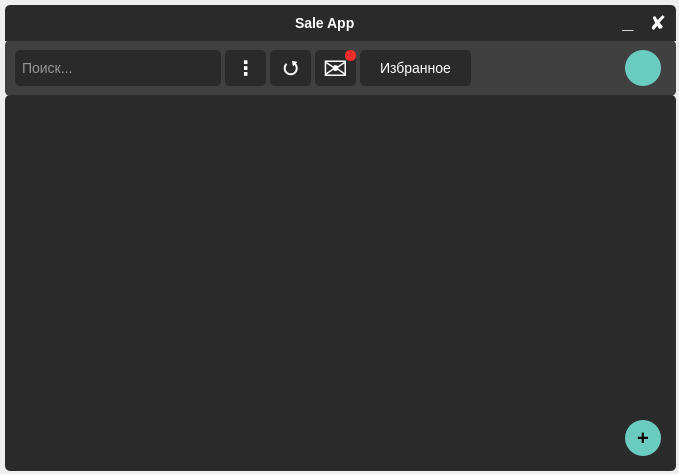
The window that autorization_mainwindow/autorization_mainwindow.ui (b0shka/selling_apps) describes before a commit, drawn with Qt 5.
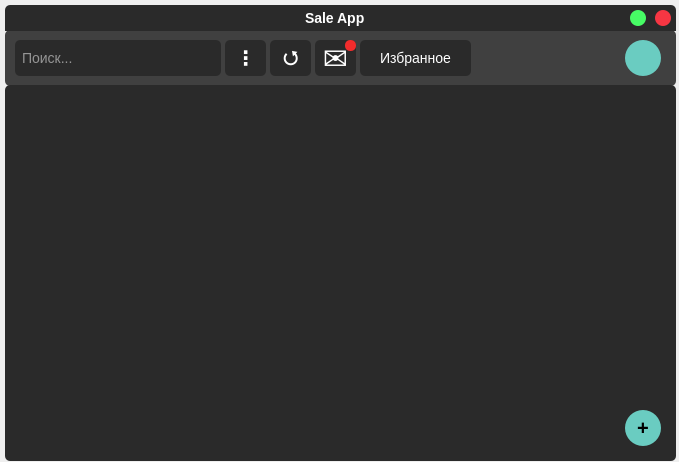
The same window after the commit.

```diff
--- a/autorization_mainwindow/autorization_mainwindow.ui
+++ b/autorization_mainwindow/autorization_mainwindow.ui
@@ -7,19 +7,19 @@
     <x>0</x>
     <y>0</y>
     <width>679</width>
-    <height>474</height>
+    <height>462</height>
    </rect>
   </property>
   <property name="minimumSize">
    <size>
-    <width>668</width>
-    <height>428</height>
+    <width>679</width>
+    <height>462</height>
    </size>
   </property>
   <property name="maximumSize">
    <size>
-    <width>5435235</width>
-    <height>16777215</height>
+    <width>679</width>
+    <height>462</height>
    </size>
   </property>
   <property name="windowTitle">
@@ -31,13 +31,13 @@
      <x>0</x>
      <y>0</y>
      <width>681</width>
-     <height>471</height>
+     <height>466</height>
     </rect>
    </property>
    <property name="minimumSize">
     <size>
      <width>681</width>
-     <height>471</height>
+     <height>2</height>
     </size>
    </property>
    <property name="maximumSize">
@@ -63,7 +63,7 @@
     <property name="geometry">
      <rect>
       <x>5</x>
-      <y>40</y>
+      <y>30</y>
       <width>671</width>
       <height>56</height>
      </rect>
@@ -318,7 +318,7 @@
     <property name="geometry">
      <rect>
       <x>5</x>
-      <y>95</y>
+      <y>85</y>
       <width>671</width>
       <height>376</height>
      </rect>
@@ -352,13 +352,45 @@
 }</string>
     </property>
    </widget>
-   <widget class="QFrame" name="frame_3">
+   <widget class="QPushButton" name="add">
+    <property name="geometry">
+     <rect>
+      <x>625</x>
+      <y>410</y>
+      <width>36</width>
+      <height>36</height>
+     </rect>
+    </property>
+    <property name="font">
+     <font>
+      <pointsize>-1</pointsize>
+      <weight>75</weight>
+      <bold>true</bold>
+     </font>
+    </property>
+    <property name="styleSheet">
+     <string notr="true">QPushButton {
+	font-size: 20px;
+	color: black;
+	background-color: #6accc1;
+	border-radius: 18px;
+}
+
+QPushButton::hover {
+	background-color: #55ada3;
+}</string>
+    </property>
+    <property name="text">
+     <string>+</string>
+    </property>
+   </widget>
+   <widget class="QFrame" name="frame_4">
     <property name="geometry">
      <rect>
       <x>5</x>
       <y>5</y>
       <width>671</width>
-      <height>36</height>
+      <height>26</height>
      </rect>
     </property>
     <property name="styleSheet">
@@ -377,10 +409,10 @@
     <widget class="QPushButton" name="close">
      <property name="geometry">
       <rect>
-       <x>640</x>
+       <x>650</x>
        <y>5</y>
-       <width>26</width>
-       <height>26</height>
+       <width>16</width>
+       <height>16</height>
       </rect>
      </property>
      <property name="font">
@@ -392,10 +424,9 @@
      </property>
      <property name="styleSheet">
       <string notr="true">QPushButton {
-	color: white;
 	font-size: 20px;
-	background-color: #2a2a2a;
-	border-radius: 5px;
+	background-color: #f73643;
+	border-radius: 8px;
 }
 QPushButton::hover {
 	background-color: #ffb0be;
@@ -403,16 +434,16 @@
 }</string>
      </property>
      <property name="text">
-      <string>✘</string>
+      <string/>
      </property>
     </widget>
     <widget class="QPushButton" name="hide">
      <property name="geometry">
       <rect>
-       <x>610</x>
+       <x>625</x>
        <y>5</y>
-       <width>26</width>
-       <height>26</height>
+       <width>16</width>
+       <height>16</height>
       </rect>
      </property>
      <property name="font">
@@ -426,23 +457,22 @@
       <string notr="true">QPushButton {
 	padding-bottom: 4px;
 	font-size: 20px;
-	background-color: #2a2a2a;
-	color: white;
-	border-radius: 5px;
+	background-color: #47fc65;
+	border-radius: 8px;
 }
 QPushButton::hover {
 	background-color: #949494;
 }</string>
      </property>
      <property name="text">
-      <string>_</string>
+      <string/>
      </property>
     </widget>
     <widget class="QLabel" name="label_2">
      <property name="geometry">
       <rect>
-       <x>290</x>
-       <y>10</y>
+       <x>300</x>
+       <y>5</y>
        <width>71</width>
        <height>16</height>
       </rect>
@@ -463,38 +493,6 @@
      </property>
     </widget>
    </widget>
-   <widget class="QPushButton" name="add">
-    <property name="geometry">
-     <rect>
-      <x>625</x>
-      <y>420</y>
-      <width>36</width>
-      <height>36</height>
-     </rect>
-    </property>
-    <property name="font">
-     <font>
-      <pointsize>-1</pointsize>
-      <weight>75</weight>
-      <bold>true</bold>
-     </font>
-    </property>
-    <property name="styleSheet">
-     <string notr="true">QPushButton {
-	font-size: 20px;
-	color: black;
-	background-color: #6accc1;
-	border-radius: 18px;
-}
-
-QPushButton::hover {
-	background-color: #55ada3;
-}</string>
-    </property>
-    <property name="text">
-     <string>+</string>
-    </property>
-   </widget>
   </widget>
  </widget>
  <resources/>
```
Left out of the diff: 4 changed lines with no effect on the pictures.
